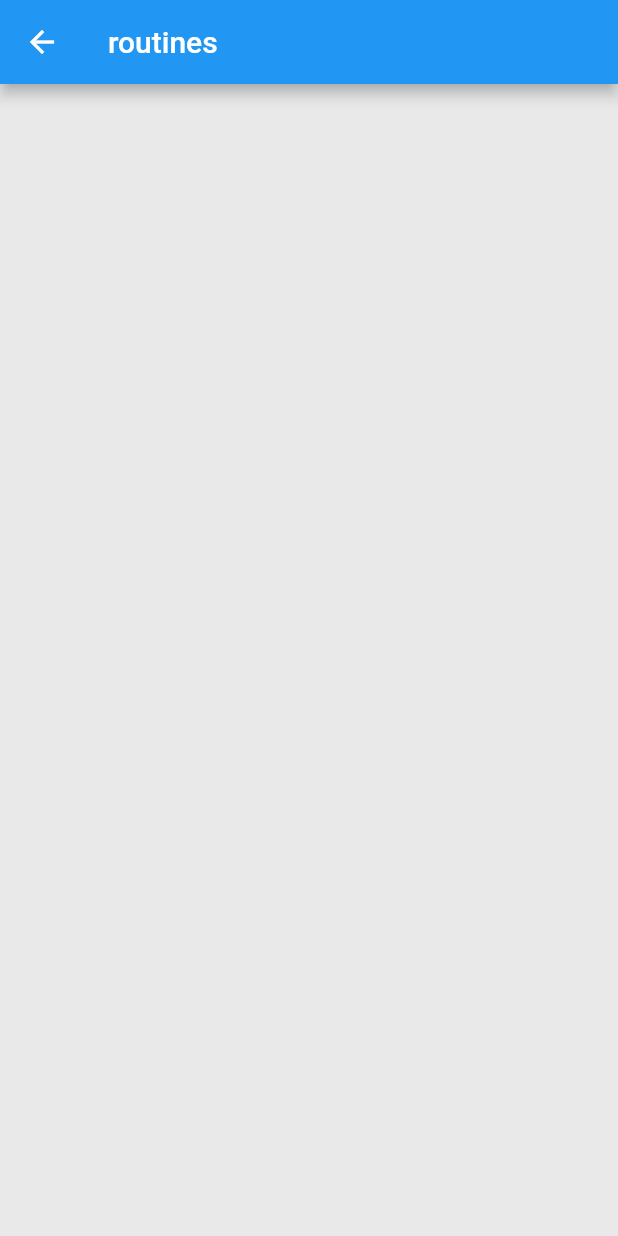
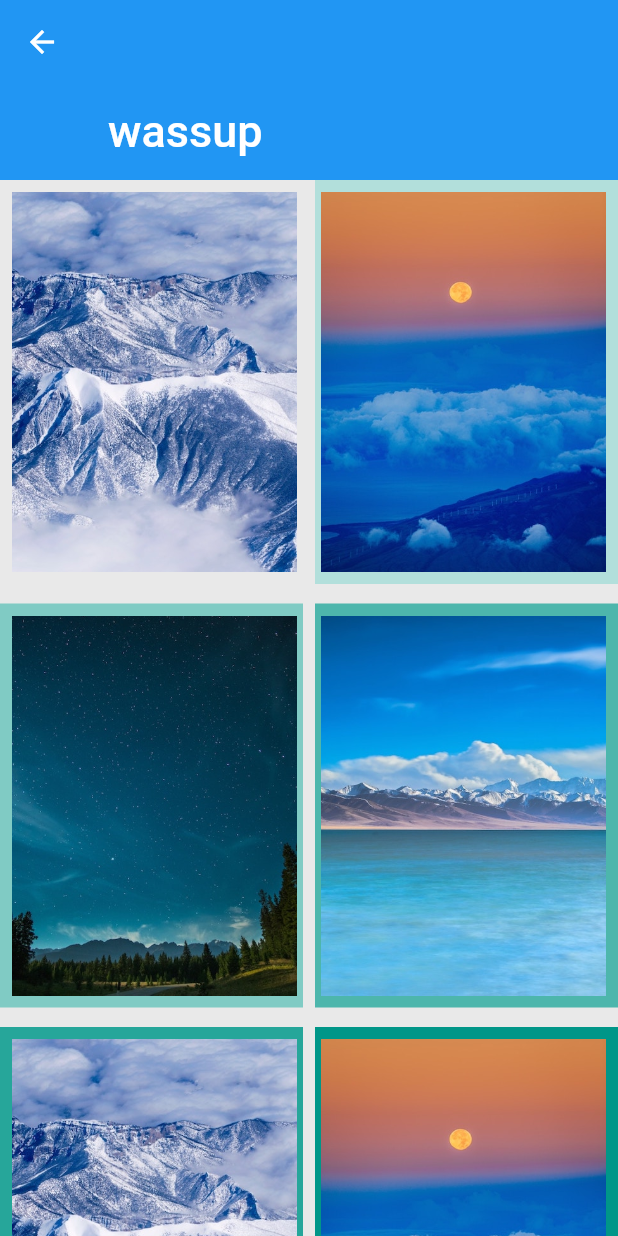
Before and after one commit to edamame2135/UFit, a Flutter app: the RoutineBuilderScreen screen opened directly, on a phone screen of 412 x 824 dp. Run offline on Flutter 3.47's test engine with Material 2 defaults, Android fonts, the phone set to English and light mode, and no system bars.

Commit message:
added things

```diff
--- a/lib/routinebuilder.dart
+++ b/lib/routinebuilder.dart
@@ -1,4 +1,6 @@
 import 'package:flutter/material.dart';
+import 'package:flutter/rendering.dart';
+import 'package:flutter/foundation.dart';
 import 'bottombar.dart';
 
 class RoutineBuilderScreen extends StatelessWidget {
@@ -6,9 +8,61 @@ class RoutineBuilderScreen extends StatelessWidget {
   Widget build(BuildContext context) {
     return Scaffold(
       backgroundColor: const Color(0xFFE9E9E9),
-      appBar: AppBar(
-        title: Text('routines')
+      body: RoutineScroll()
+    );
+  }
+}
+
+class RoutineScroll extends StatelessWidget {
+  final List<String> assetNames = [
+    'assets/brady-bellini-212790-unsplash.jpg',
+    'assets/anton-repponen-99530-unsplash.jpg',
+    'assets/kevin-cochran-524957-unsplash.jpg',
+    'assets/meng-ji-102492-unsplash.jpg',
+  ];
+
+  @override
+  Widget build(BuildContext context) {
+    return Container(
+      child: CustomScrollView(
+        slivers: <Widget>[
+          SliverAppBar(
+            pinned: true,
+            expandedHeight: 120.0,
+            flexibleSpace: FlexibleSpaceBar(
+                title: Text('wassup')
+            ),
+          ),
+          SliverGrid(
+            gridDelegate: SliverGridDelegateWithMaxCrossAxisExtent(
+              maxCrossAxisExtent: 200.0,
+              mainAxisSpacing: 13.0,
+              crossAxisSpacing: 8.0,
+              childAspectRatio: 0.75,
+            ),
+            delegate: SliverChildBuilderDelegate(
+                  (BuildContext context, int index) {
+                return Container(
+                  alignment: Alignment.center,
+                  padding: _edgeInsetsForIndex(index),
+                  color: Colors.teal[100 * (index % 9)],
+                  child: Image.asset(
+                    assetNames[index % assetNames.length],
+                  ),
+                );
+              },
+              childCount: 40,
+            ),
+          ),
+        ],
       ),
     );
   }
+  EdgeInsets _edgeInsetsForIndex(int index) {
+    if (index % 2 == 0) {
+      return EdgeInsets.only(top: 4.0, left: 8.0, right: 4.0, bottom: 4.0);
+    } else {
+      return EdgeInsets.only(top: 4.0, left: 4.0, right: 8.0, bottom: 4.0);
+    }
+  }
 }
```
Also changed, not shown: lib/home.dart (+22 -0 lines), lib/profile_screen.dart (+49 -0 lines), lib/widgets.dart (added, +11 -0 lines), assets/anton-repponen-99530-unsplash.jpg (added), assets/brady-bellini-212790-unsplash.jpg (added), assets/kevin-cochran-524957-unsplash.jpg (added), assets/meng-ji-102492-unsplash.jpg (added).
